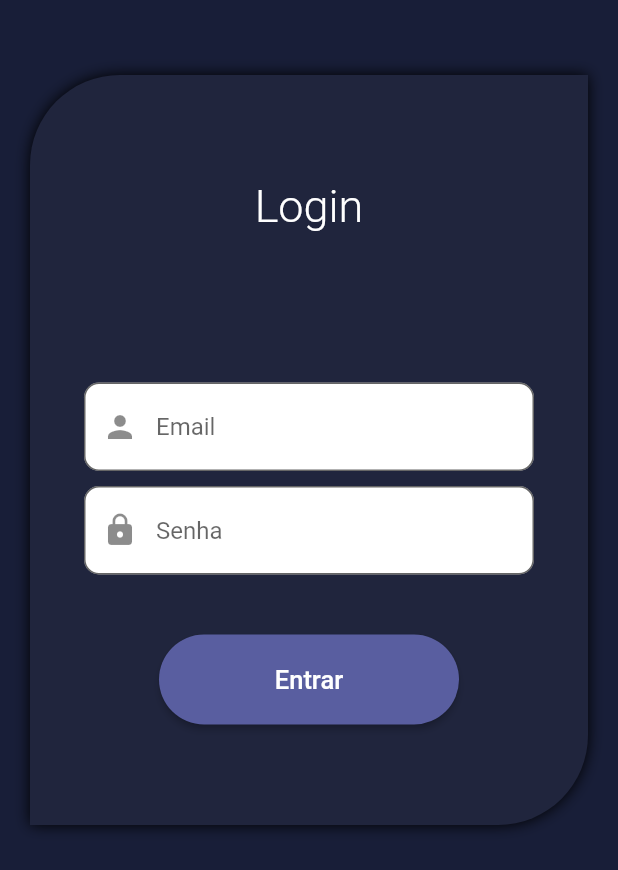
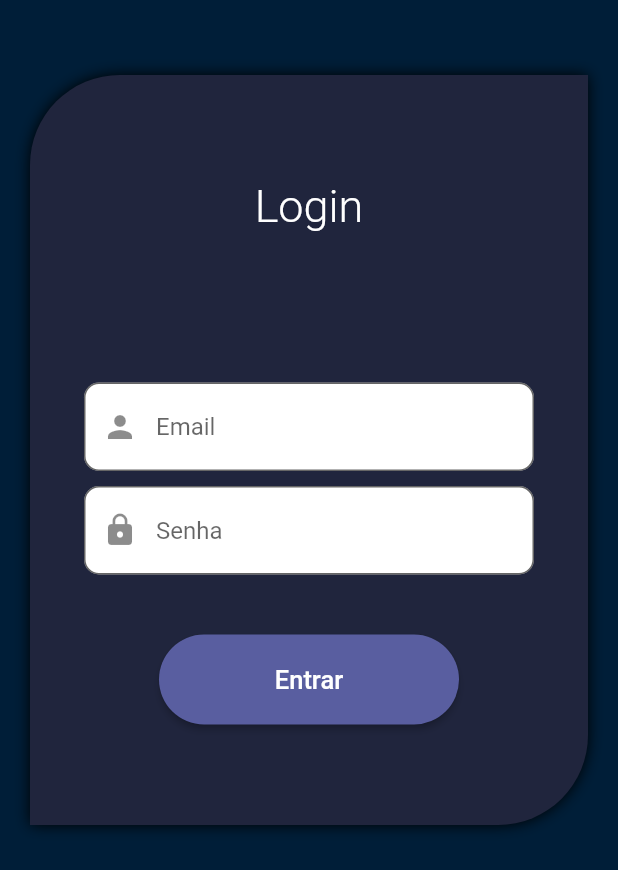
Before and after one commit to lviegas21/votacao_app, a Flutter app: the screen it shows after launch, on a phone screen of 412 x 824 dp. Shown: the top 870 px of the screen. Run offline on Flutter 3.47's test engine with Material 2 defaults, Android fonts, the phone set to English and light mode, and no system bars; our stand-ins replace firebase_auth, firebase_core, google_sign_in; accounts and stored records are empty.

Commit message:
Codigo refatorado

```diff
--- a/lib/presenter/login/login_page.dart
+++ b/lib/presenter/login/login_page.dart
@@ -1,7 +1,7 @@
 import 'package:flutter/material.dart';
 import 'package:votacao_app/presenter/login/widget/login_button.dart';
-//import 'package:flutter/widgets.dart';
-//import 'package:votacao_app/presenter/login/widget/login_button.dart';
+import 'package:votacao_app/presenter/login/widget/text_fild.dart';
+import 'package:votacao_app/shared/componets/theme/app_color.dart';
 
 class LoginPage extends StatefulWidget {
   const LoginPage({super.key});
@@ -14,7 +14,7 @@ class _LoginPageState extends State<LoginPage> {
   @override
   Widget build(BuildContext context) {
     return Scaffold(
-      backgroundColor: const Color.fromARGB(255, 24, 30, 56),
+      backgroundColor: AppColor.backgroundLogin,
       body: Column(
         crossAxisAlignment: CrossAxisAlignment.center,
         children: [
@@ -22,7 +22,7 @@ class _LoginPageState extends State<LoginPage> {
             padding: const EdgeInsets.only(left: 20, right: 20, top: 50),
             child: Container(
               decoration: const BoxDecoration(
-                  color: Color.fromARGB(255, 32, 37, 61),
+                  color: AppColor.backgroudContainerLogin,
                   borderRadius: BorderRadius.only(
                       topLeft: Radius.circular(60),
                       bottomRight: Radius.circular(60)),
@@ -46,33 +46,13 @@ class _LoginPageState extends State<LoginPage> {
                   const SizedBox(
                     height: 50,
                   ),
-                  SizedBox(
-                    width: 300,
-                    child: TextField(
-                      decoration: InputDecoration(
-                          prefixIcon: const Icon(Icons.person),
-                          hintText: 'Email',
-                          fillColor: Colors.white,
-                          filled: true,
-                          border: OutlineInputBorder(
-                              borderRadius: BorderRadius.circular(10))),
-                    ),
-                  ),
+                  InputField(
+                      prefixIcon: const Icon(Icons.person), hintText: "Email"),
                   const SizedBox(
                     height: 10,
                   ),
-                  SizedBox(
-                    width: 300,
-                    child: TextField(
-                      decoration: InputDecoration(
-                          prefixIcon: const Icon(Icons.lock),
-                          hintText: 'Senha',
-                          fillColor: Colors.white,
-                          filled: true,
-                          border: OutlineInputBorder(
-                              borderRadius: BorderRadius.circular(10))),
-                    ),
-                  ),
+                  InputField(
+                      prefixIcon: const Icon(Icons.lock), hintText: "Senha"),
                   const SizedBox(
                     height: 40,
                   ),
--- /dev/null
+++ b/lib/presenter/login/widget/text_fild.dart
@@ -0,0 +1,24 @@
+import 'package:flutter/material.dart';
+
+class InputField extends StatelessWidget {
+  final Icon prefixIcon;
+  final String hintText;
+
+  InputField({required this.prefixIcon, required this.hintText});
+
+  @override
+  Widget build(BuildContext context) {
+    return SizedBox(
+      width: 300,
+      child: TextField(
+        decoration: InputDecoration(
+            prefixIcon: prefixIcon,
+            hintText: hintText,
+            fillColor: Colors.white,
+            filled: true,
+            border:
+                OutlineInputBorder(borderRadius: BorderRadius.circular(10))),
+      ),
+    );
+  }
+}
--- /dev/null
+++ b/lib/shared/componets/theme/app_color.dart
@@ -0,0 +1,6 @@
+import 'package:flutter/material.dart';
+
+class AppColor {
+  static const Color backgroundLogin = Color(0xFF001E38);
+  static const Color backgroudContainerLogin = Color(0xFF20253D);
+}
```
